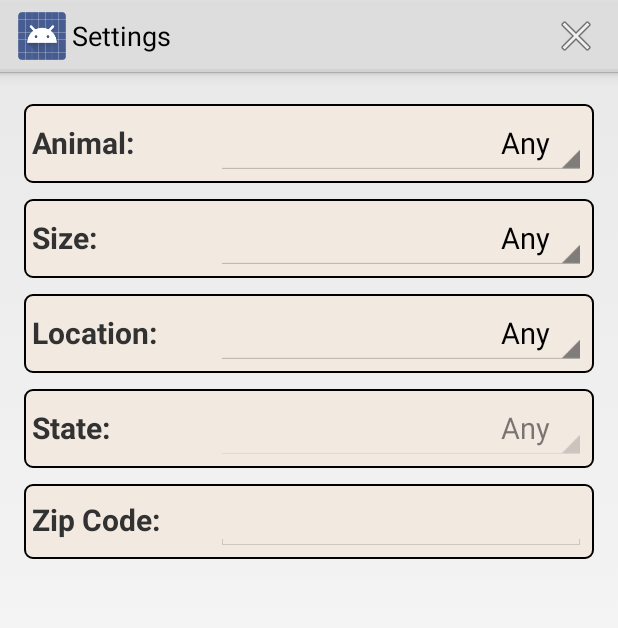
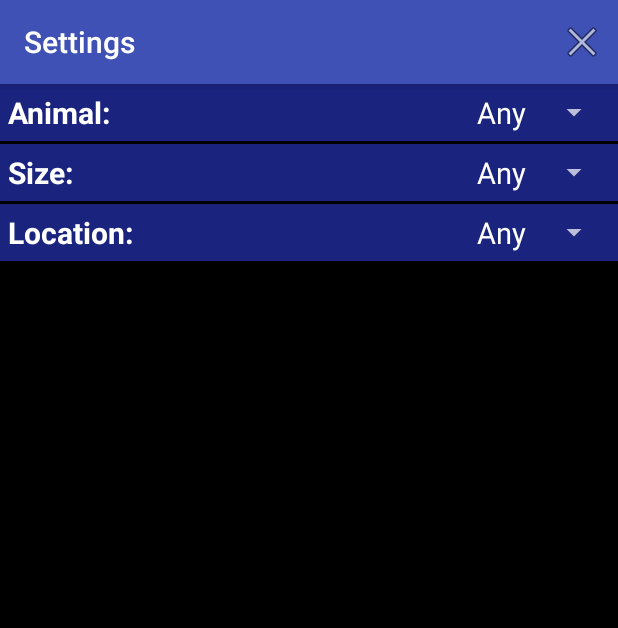
Before and after one commit to matthew-compton/Petfinder, an Android app: the SettingsFragment screen opened directly, with no data from a screen before it, on a phone screen of 412 x 824 dp. Shown: the top 628 px of the screen. Run offline under Robolectric (Android 15) with nearby library versions, the phone set to English and light mode, and no system bars; our stand-ins replace ButterKnife, Dagger/Hilt's generated code; libraries missing offline, so code that uses them is left out: com.crittercism.app; 6 statements that could not run were skipped.

Commit message:
Material design

```diff
--- a/app/src/main/java/com/ambergleam/petfinder/controller/DetailFragment.java
+++ b/app/src/main/java/com/ambergleam/petfinder/controller/DetailFragment.java
@@ -59,7 +59,6 @@ public class DetailFragment extends BaseFragment {
     @InjectView(R.id.pet_address) TextView mAddressTextView;
     @InjectView(R.id.image_phone) ImageView mAddressImageView;
 
-    @InjectView(R.id.divider_lower) View mDividerLower;
     @InjectView(R.id.layout_description) LinearLayout mDescriptionLayout;
     @InjectView(R.id.pet_description) TextView mDescriptionTextView;
 
@@ -289,11 +288,9 @@ public class DetailFragment extends BaseFragment {
 
     private void updateDescription() {
         if (mPet.mDescription.mString != null && !mPet.mDescription.mString.equals("")) {
-            mDividerLower.setVisibility(View.VISIBLE);
             mDescriptionLayout.setVisibility(View.VISIBLE);
             mDescriptionTextView.setText(mPet.mDescription.mString);
         } else {
-            mDividerLower.setVisibility(View.GONE);
             mDescriptionLayout.setVisibility(View.GONE);
         }
     }
--- a/app/src/main/java/com/ambergleam/petfinder/controller/SettingsFragment.java
+++ b/app/src/main/java/com/ambergleam/petfinder/controller/SettingsFragment.java
@@ -11,6 +11,7 @@ import android.view.View;
 import android.view.ViewGroup;
 import android.widget.ArrayAdapter;
 import android.widget.EditText;
+import android.widget.LinearLayout;
 import android.widget.Spinner;
 
 import com.ambergleam.petfinder.PetfinderPreference;
@@ -43,9 +44,11 @@ public class SettingsFragment extends BaseFragment {
     @InjectView(R.id.spinner_location) Spinner mLocationSpinner;
     private ArrayAdapter<Location.LocationEnum> mLocationArrayAdapter;
 
+    @InjectView(R.id.layout_state) LinearLayout mStateLayout;
     @InjectView(R.id.spinner_state) Spinner mStateSpinner;
     private ArrayAdapter<State.StateEnum> mStateArrayAdapter;
 
+    @InjectView(R.id.layout_zip) LinearLayout mZipLayout;
     @InjectView(R.id.edittext_zip) EditText mZipEditText;
 
     @Inject PetfinderServiceManager mPetfinderServiceManager;
@@ -117,17 +120,17 @@ public class SettingsFragment extends BaseFragment {
     private void updateEnabledStatus() {
         switch (mPetfinderPreference.getLocationEnum()) {
             case STATE:
-                mStateSpinner.setEnabled(true);
-                mZipEditText.setEnabled(false);
+                mStateLayout.setVisibility(View.VISIBLE);
+                mZipLayout.setVisibility(View.GONE);
                 break;
             case ZIP:
-                mStateSpinner.setEnabled(false);
-                mZipEditText.setEnabled(true);
+                mStateLayout.setVisibility(View.GONE);
+                mZipLayout.setVisibility(View.VISIBLE);
                 break;
             case ANY:
             default:
-                mStateSpinner.setEnabled(false);
-                mZipEditText.setEnabled(false);
+                mStateLayout.setVisibility(View.GONE);
+                mZipLayout.setVisibility(View.GONE);
                 break;
         }
     }
--- a/app/src/main/res/drawable/background_detail.xml
+++ /dev/null
@@ -1,13 +0,0 @@
-<?xml version="1.0" encoding="utf-8"?>
-<shape xmlns:android="http://schemas.android.com/apk/res/android"
-       android:shape="rectangle">
-
-    <corners android:radius="5dp"/>
-
-    <stroke
-        android:width="1dp"
-        android:color="@android:color/black"/>
-
-    <solid android:color="@color/background_detail"/>
-
-</shape>
--- a/app/src/main/res/layout/activity_fragment.xml
+++ b/app/src/main/res/layout/activity_fragment.xml
@@ -1,6 +1,5 @@
 <?xml version="1.0" encoding="utf-8"?>
 <FrameLayout xmlns:android="http://schemas.android.com/apk/res/android"
-             xmlns:tools="http://schemas.android.com/tools"
              android:id="@+id/fragmentContainer"
              android:layout_width="match_parent"
              android:layout_height="match_parent">
--- a/app/src/main/res/layout/fragment_settings.xml
+++ b/app/src/main/res/layout/fragment_settings.xml
@@ -8,11 +8,7 @@
     <LinearLayout
         android:orientation="vertical"
         android:layout_width="match_parent"
-        android:layout_height="match_parent"
-        android:paddingBottom="@dimen/activity_vertical_margin"
-        android:paddingLeft="@dimen/activity_horizontal_margin"
-        android:paddingRight="@dimen/activity_horizontal_margin"
-        android:paddingTop="@dimen/activity_vertical_margin">
+        android:layout_height="match_parent">
 
         <LinearLayout style="@style/DetailFrameHorizontal">
 
@@ -68,7 +64,9 @@
 
         </LinearLayout>
 
-        <LinearLayout style="@style/DetailFrameHorizontal">
+        <LinearLayout
+            android:id="@+id/layout_state"
+            style="@style/DetailFrameHorizontal">
 
             <TextView
                 android:layout_width="0dp"
@@ -82,13 +80,13 @@
                 android:id="@+id/spinner_state"
                 android:layout_width="0dp"
                 android:layout_height="wrap_content"
-                android:layout_weight="2"
-                android:enabled="false"
-                tools:enabled="true"/>
+                android:layout_weight="2"/>
 
         </LinearLayout>
 
-        <LinearLayout style="@style/DetailFrameHorizontal">
+        <LinearLayout
+            android:id="@+id/layout_zip"
+            style="@style/DetailFrameHorizontal">
 
             <TextView
                 android:layout_width="0dp"
@@ -106,8 +104,6 @@
                 android:gravity="right"
                 android:singleLine="true"
                 android:numeric="integer"
-                android:enabled="false"
-                tools:enabled="true"
                 tools:text="30308"/>
 
         </LinearLayout>
--- a/app/src/main/res/values/colors.xml
+++ b/app/src/main/res/values/colors.xml
@@ -1,7 +1,8 @@
 <?xml version="1.0" encoding="utf-8"?>
 <resources>
 
-    <color name="background_detail">#F2E9E1</color>
-    <color name="translucent_white">#B2FFFFFF</color>
+    <color name="primary">#3F51B5</color>
+    <color name="primary_dark">#1A237E</color>
+    <color name="accent">#2196F3</color>
 
 </resources>
--- a/app/src/main/res/values/dimens.xml
+++ b/app/src/main/res/values/dimens.xml
@@ -8,8 +8,4 @@
     <dimen name="padding_normal">10dp</dimen>
     <dimen name="padding_large">20dp</dimen>
 
-    <!-- Default screen margins, per the Android Design guidelines. -->
-    <dimen name="activity_horizontal_margin">16dp</dimen>
-    <dimen name="activity_vertical_margin">16dp</dimen>
-
 </resources>
--- a/app/src/main/res/values/styles.xml
+++ b/app/src/main/res/values/styles.xml
@@ -1,26 +1,19 @@
 <resources>
 
-    <style name="AppTheme" parent="android:Theme.Holo.Light">
+    <style name="AppTheme" parent="android:Theme.Material">
+        <item name="android:colorPrimary">@color/primary</item>
+        <item name="android:colorPrimaryDark">@color/primary_dark</item>
+        <item name="android:colorAccent">@color/accent</item>
+        <item name="android:windowBackground">@android:color/black</item>
+        <item name="android:textColor">@android:color/white</item>
     </style>
 
-    <style name="Divider">
-        <item name="android:layout_width">match_parent</item>
-        <item name="android:layout_height">1dp</item>
-        <item name="android:background">@android:color/black</item>
-        <item name="android:layout_marginTop">@dimen/padding_small</item>
-        <item name="android:layout_marginBottom">@dimen/padding_small</item>
-    </style>
-
-    <style name="Frame">
-        <item name="android:background">@drawable/background_detail</item>
-    </style>
-
-    <style name="DetailFrame" parent="Frame">
+    <style name="DetailFrame">
         <item name="android:layout_width">match_parent</item>
         <item name="android:layout_height">wrap_content</item>
-        <item name="android:layout_marginTop">@dimen/padding_small</item>
-        <item name="android:layout_marginBottom">@dimen/padding_small</item>
         <item name="android:padding">@dimen/padding_small</item>
+        <item name="android:background">@color/primary_dark</item>
+        <item name="android:layout_marginBottom">2dp</item>
     </style>
 
     <style name="DetailFrameHorizontal" parent="DetailFrame">
@@ -31,8 +24,4 @@
         <item name="android:orientation">vertical</item>
     </style>
 
-    <style name="ProgressDialog" parent="android:Theme.Holo.Light.NoActionBar">
-        <item name="android:windowBackground">@color/translucent_white</item>
-    </style>
-
 </resources>
```
Also changed, not shown: app/build.gradle (+7 -7 lines), app/src/main/java/com/ambergleam/petfinder/controller/MainFragment.java (+25 -14 lines), app/src/main/java/com/ambergleam/petfinder/controller/ProgressDialogFragment.java (deleted, +0 -29 lines), app/src/main/java/com/ambergleam/petfinder/utils/DialogUtils.java (deleted, +0 -45 lines), app/src/main/res/layout/fragment_detail.xml (+2 -12 lines), app/src/main/res/layout/fragment_dialog.xml (deleted, +0 -11 lines), app/src/main/res/layout/fragment_main.xml (+22 -27 lines), 1 other file.
